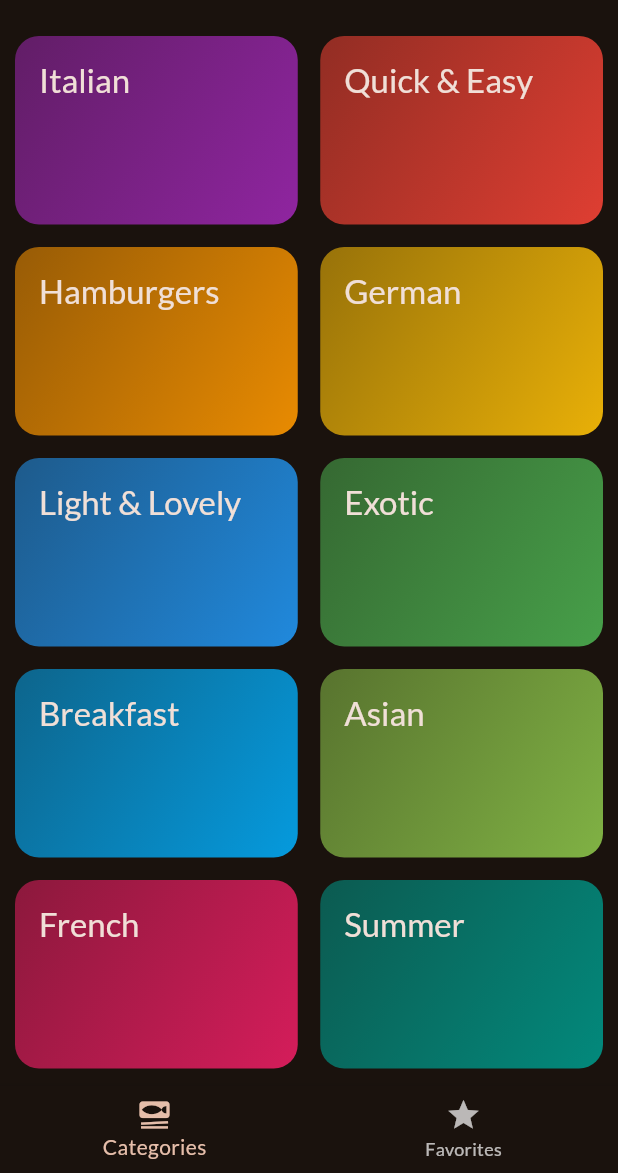
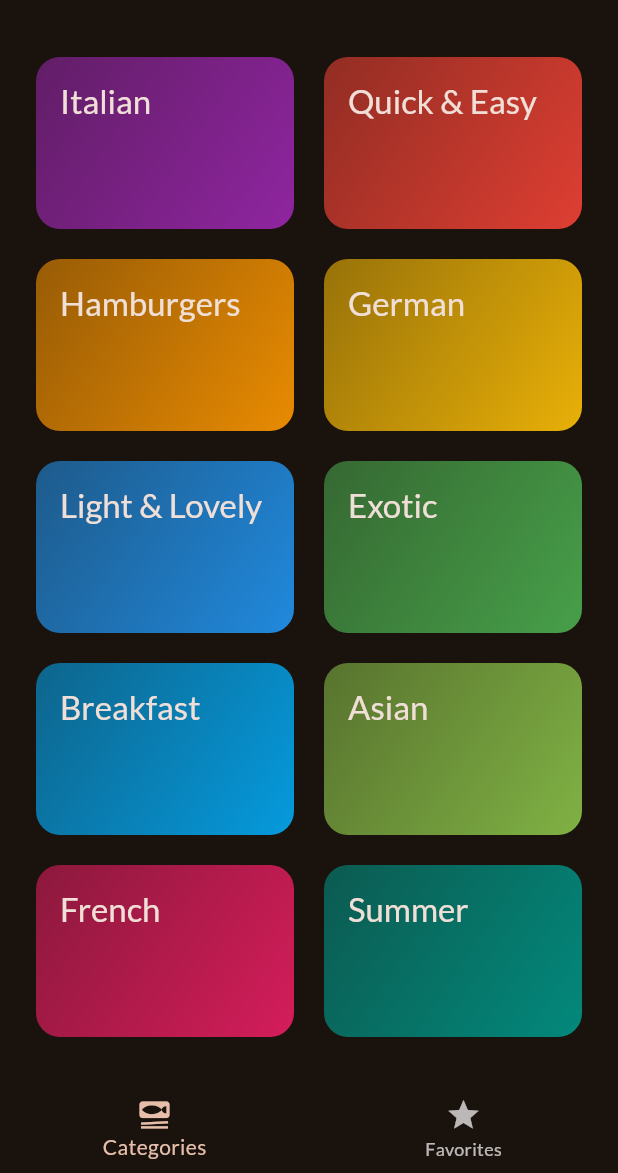
Before and after one commit to NurislamAiu/meals_app_nurs, a Flutter app: the screen it shows after launch, on a phone screen of 412 x 824 dp, the part 63-1236 px from its top. Run offline on Flutter 3.47's test engine with Material 3 defaults, Android fonts, the phone set to English and light mode, and no system bars; our stand-ins replace google_fonts, transparent_image.

Commit message:
full project cleaned

```diff
--- a/lib/main.dart
+++ b/lib/main.dart
@@ -21,9 +21,8 @@ class App extends StatelessWidget {
   @override
   Widget build(BuildContext context) {
     return MaterialApp(
-      debugShowCheckedModeBanner: false,
-        theme: theme,
-        home: TabsScreen()
+      theme: theme,
+      home: const TabsScreen(),
     );
   }
 }
--- a/lib/screens/categories.dart
+++ b/lib/screens/categories.dart
@@ -1,53 +1,56 @@
 import 'package:flutter/material.dart';
-import 'package:meals_app_nurs/data/dummy_data.dart';
-import 'package:meals_app_nurs/models/category.dart';
 import 'package:meals_app_nurs/screens/meals.dart';
-import 'package:meals_app_nurs/widgets/category_grid_item.dart';
 
+import '../data/dummy_data.dart';
+import '../models/category.dart';
 import '../models/meal.dart';
+import '../widgets/category_grid_item.dart';
 
 class CategoriesScreen extends StatelessWidget {
-  const CategoriesScreen({super.key, required this.onToggleFavorite});
+  const CategoriesScreen({
+    super.key,
+    required this.onToggleFavorite,
+    required this.availableMeals,
+  });
 
   final void Function(Meal meal) onToggleFavorite;
+  final List<Meal> availableMeals;
 
   void _selectCategory(BuildContext context, Category category) {
-    final filteredMeals =
-        dummyMeals
+    final filteredMeals = availableMeals
         .where((meal) => meal.categories.contains(category.id))
         .toList();
 
-    Navigator.push(
-      context,
+    Navigator.of(context).push(
       MaterialPageRoute(
-        builder:
-            (ctx) => MealsScreen(
+        builder: (ctx) => MealsScreen(
           title: category.title,
           meals: filteredMeals,
           onToggleFavorite: onToggleFavorite,
         ),
       ),
-    );
+    ); // Navigator.push(context, route)
   }
 
   @override
   Widget build(BuildContext context) {
     return GridView(
-      padding: EdgeInsets.all(10),
-      gridDelegate: SliverGridDelegateWithFixedCrossAxisCount(
+      padding: const EdgeInsets.all(24),
+      gridDelegate: const SliverGridDelegateWithFixedCrossAxisCount(
         crossAxisCount: 2,
         childAspectRatio: 3 / 2,
-        crossAxisSpacing: 15,
-        mainAxisSpacing: 15,
+        crossAxisSpacing: 20,
+        mainAxisSpacing: 20,
       ),
       children: [
+        // availableCategories.map((category) => CategoryGridItem(category: category)).toList()
         for (final category in availableCategories)
           CategoryGridItem(
             category: category,
             onSelectCategory: () {
               _selectCategory(context, category);
             },
-          ),
+          )
       ],
     );
   }
--- a/lib/screens/tabs.dart
+++ b/lib/screens/tabs.dart
@@ -2,26 +2,39 @@ import 'package:flutter/material.dart';
 import 'package:meals_app_nurs/screens/categories.dart';
 import 'package:meals_app_nurs/screens/filters.dart';
 import 'package:meals_app_nurs/screens/meals.dart';
-import 'package:meals_app_nurs/widgets/main_drawer.dart';
 
+import '../data/dummy_data.dart';
 import '../models/meal.dart';
+import '../widgets/main_drawer.dart';
+
+const kInitialFilters = {
+  Filter.glutenFree: false,
+  Filter.lactoseFree: false,
+  Filter.vegetarian: false,
+  Filter.vegan: false
+};
 
 class TabsScreen extends StatefulWidget {
   const TabsScreen({super.key});
 
   @override
-  State<TabsScreen> createState() => _TabsScreenState();
+  State<TabsScreen> createState() {
+    return _TabsScreenState();
+  }
 }
 
 class _TabsScreenState extends State<TabsScreen> {
   int _selectedPageIndex = 0;
   final List<Meal> _favoriteMeals = [];
+  Map<Filter, bool> _selectedFilters = kInitialFilters;
 
   void _showInfoMessage(String message) {
     ScaffoldMessenger.of(context).clearSnackBars();
-    ScaffoldMessenger.of(
-      context,
-    ).showSnackBar(SnackBar(content: Text(message)));
+    ScaffoldMessenger.of(context).showSnackBar(
+      SnackBar(
+        content: Text(message),
+      ),
+    );
   }
 
   void _toggleMealFavoriteStatus(Meal meal) {
@@ -46,20 +59,44 @@ class _TabsScreenState extends State<TabsScreen> {
     });
   }
 
-  void _setScreen(String identifier) {
-    Navigator.pop(context);
+  void _setScreen(String identifier) async {
+    Navigator.of(context).pop();
     if (identifier == 'filters') {
-      Navigator.push(
-        context,
-        MaterialPageRoute(builder: (ctx) => FiltersScreen()),
+      final result = await Navigator.of(context).push<Map<Filter, bool>>(
+        MaterialPageRoute(
+          builder: (ctx) => FiltersScreen(
+            currentFilters: _selectedFilters,
+          ),
+        ),
       );
+
+      setState(() {
+        _selectedFilters = result ?? kInitialFilters;
+      });
     }
   }
 
   @override
   Widget build(BuildContext context) {
+    final availableMeals = dummyMeals.where((meal) {
+      if (_selectedFilters[Filter.glutenFree]! && !meal.isGlutenFree) {
+        return false;
+      }
+      if (_selectedFilters[Filter.lactoseFree]! && !meal.isLactoseFree) {
+        return false;
+      }
+      if (_selectedFilters[Filter.vegetarian]! && !meal.isVegetarian) {
+        return false;
+      }
+      if (_selectedFilters[Filter.vegan]! && !meal.isVegan) {
+        return false;
+      }
+      return true;
+    }).toList();
+
     Widget activePage = CategoriesScreen(
       onToggleFavorite: _toggleMealFavoriteStatus,
+      availableMeals: availableMeals,
     );
     var activePageTitle = 'Categories';
 
@@ -70,19 +107,27 @@ class _TabsScreenState extends State<TabsScreen> {
       );
       activePageTitle = 'Your Favorites';
     }
+
     return Scaffold(
-      appBar: AppBar(title: Text(activePageTitle)),
-      drawer: MainDrawer(onSelectScreen: _setScreen),
+      appBar: AppBar(
+        title: Text(activePageTitle),
+      ),
+      drawer: MainDrawer(
+        onSelectScreen: _setScreen,
+      ),
       body: activePage,
       bottomNavigationBar: BottomNavigationBar(
+        onTap: _selectPage,
         currentIndex: _selectedPageIndex,
-        onTap: _selectPage,
-        items: [
+        items: const [
           BottomNavigationBarItem(
             icon: Icon(Icons.set_meal),
             label: 'Categories',
           ),
-          BottomNavigationBarItem(icon: Icon(Icons.star), label: 'Favorites'),
+          BottomNavigationBarItem(
+            icon: Icon(Icons.star),
+            label: 'Favorites',
+          ),
         ],
       ),
     );
--- a/lib/widgets/category_grid_item.dart
+++ b/lib/widgets/category_grid_item.dart
@@ -1,5 +1,5 @@
 import 'package:flutter/material.dart';
-import 'package:meals_app_nurs/models/category.dart';
+import '../models/category.dart';
 
 class CategoryGridItem extends StatelessWidget {
   const CategoryGridItem({
@@ -18,7 +18,7 @@ class CategoryGridItem extends StatelessWidget {
       splashColor: Theme.of(context).primaryColor,
       borderRadius: BorderRadius.circular(16),
       child: Container(
-        padding: EdgeInsets.all(16),
+        padding: const EdgeInsets.all(16),
         decoration: BoxDecoration(
             borderRadius: BorderRadius.circular(16),
             gradient: LinearGradient(
@@ -28,8 +28,7 @@ class CategoryGridItem extends StatelessWidget {
               ],
               begin: Alignment.topLeft,
               end: Alignment.bottomRight,
-          ),
-        ),
+            )),
         child: Text(
           category.title,
           style: Theme.of(context).textTheme.titleLarge!.copyWith(
--- a/pubspec.yaml
+++ b/pubspec.yaml
@@ -36,6 +36,8 @@ dependencies:
   cupertino_icons: ^1.0.8
   google_fonts: ^6.2.1
   transparent_image: ^2.0.1
+  flutter_riverpod: ^2.6.1
+
 
 dev_dependencies:
   flutter_test:
```
Also changed, not shown: lib/screens/filters.dart (+48 -13 lines), lib/screens/meal_details.dart (+18 -20 lines), lib/screens/meals.dart (+21 -30 lines), lib/widgets/main_drawer.dart (+12 -12 lines), lib/widgets/meal_item.dart (+26 -18 lines), lib/widgets/meal_item_trait.dart (+19 -8 lines), lib/data/dummy_data.dart (indentation only), lib/models/meal.dart (line endings or trailing spaces), pubspec.lock. Lines whose indentation alone changed are shown as unchanged.
